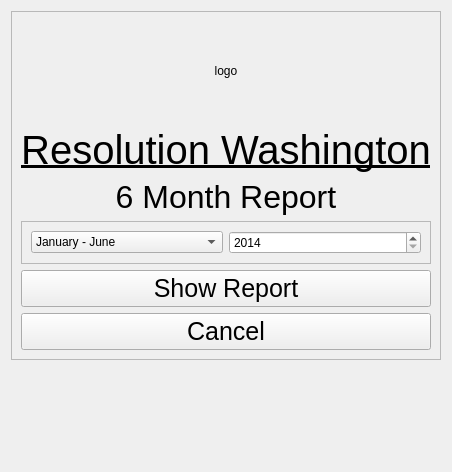
The window that drc/gui/reswareportform.ui (lansdon/cpts483_drc) describes before a commit, drawn with Qt 5.
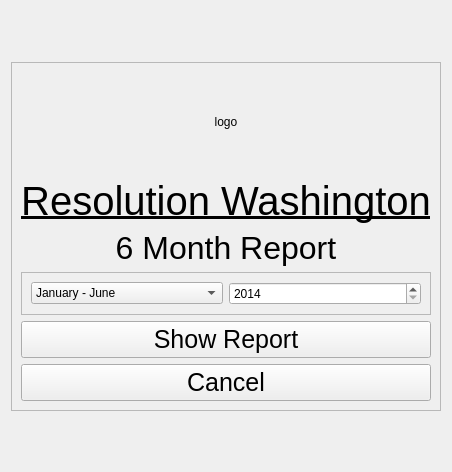
The same window after the commit.

```diff
--- a/drc/gui/reswareportform.ui
+++ b/drc/gui/reswareportform.ui
@@ -14,7 +14,7 @@
    <string>Form</string>
   </property>
   <layout class="QGridLayout" name="gridLayout">
-   <item row="0" column="1">
+   <item row="1" column="1">
     <widget class="QFrame" name="frame">
      <property name="frameShape">
       <enum>QFrame::StyledPanel</enum>
@@ -148,7 +148,20 @@
      </layout>
     </widget>
    </item>
-   <item row="0" column="2">
+   <item row="2" column="1">
+    <spacer name="verticalSpacer_2">
+     <property name="orientation">
+      <enum>Qt::Vertical</enum>
+     </property>
+     <property name="sizeHint" stdset="0">
+      <size>
+       <width>20</width>
+       <height>40</height>
+      </size>
+     </property>
+    </spacer>
+   </item>
+   <item row="1" column="2">
     <spacer name="horizontalSpacer_2">
      <property name="orientation">
       <enum>Qt::Horizontal</enum>
@@ -161,7 +174,7 @@
      </property>
     </spacer>
    </item>
-   <item row="0" column="0">
+   <item row="1" column="0">
     <spacer name="horizontalSpacer">
      <property name="orientation">
       <enum>Qt::Horizontal</enum>
@@ -174,8 +187,8 @@
      </property>
     </spacer>
    </item>
-   <item row="1" column="1">
-    <spacer name="verticalSpacer_2">
+   <item row="0" column="1">
+    <spacer name="verticalSpacer">
      <property name="orientation">
       <enum>Qt::Vertical</enum>
      </property>
```
